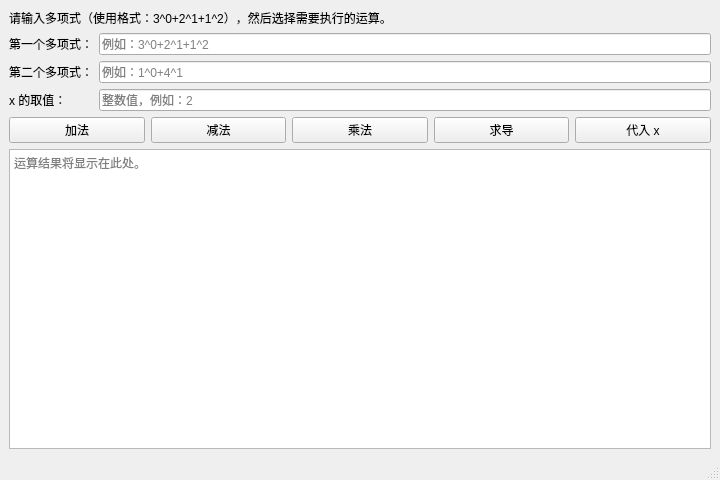
This is polyV1/mainwindow.ui in submergepsc/1018 as Qt 5 draws it before an edit. The edited form follows.
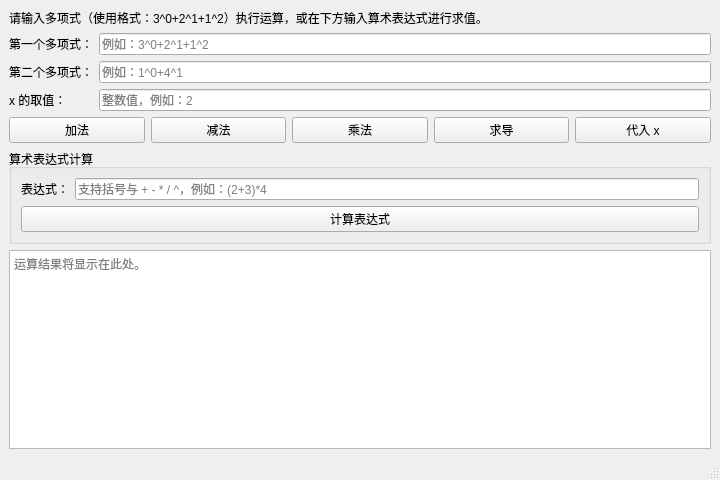
This is the edited form.

Commit message: Add arithmetic expression evaluation to Qt UI

Diff of the .ui file:
```diff
--- a/polyV1/mainwindow.ui
+++ b/polyV1/mainwindow.ui
@@ -18,7 +18,7 @@
     <item>
      <widget class="QLabel" name="descriptionLabel">
       <property name="text">
-       <string>请输入多项式（使用格式：3^0+2^1+1^2），然后选择需要执行的运算。</string>
+       <string>请输入多项式（使用格式：3^0+2^1+1^2）执行运算，或在下方输入算术表达式进行求值。</string>
       </property>
       <property name="wordWrap">
        <bool>true</bool>
@@ -110,6 +110,36 @@
       </item>
      </layout>
     </item>
+   <item>
+    <widget class="QGroupBox" name="expressionGroupBox">
+     <property name="title">
+      <string>算术表达式计算</string>
+     </property>
+     <layout class="QGridLayout" name="expressionLayout">
+      <item row="0" column="0">
+       <widget class="QLabel" name="expressionLabel">
+        <property name="text">
+         <string>表达式：</string>
+        </property>
+       </widget>
+      </item>
+      <item row="0" column="1">
+       <widget class="QLineEdit" name="expressionLineEdit">
+        <property name="placeholderText">
+         <string>支持括号与 + - * / ^，例如：(2+3)*4</string>
+        </property>
+       </widget>
+      </item>
+      <item row="1" column="0" colspan="2">
+       <widget class="QPushButton" name="expressionEvalButton">
+        <property name="text">
+         <string>计算表达式</string>
+        </property>
+       </widget>
+      </item>
+     </layout>
+    </widget>
+   </item>
     <item>
      <widget class="QPlainTextEdit" name="resultTextEdit">
       <property name="placeholderText">
```
Lines whose indentation alone changed are shown as unchanged. The commit also changes 5 other files.
